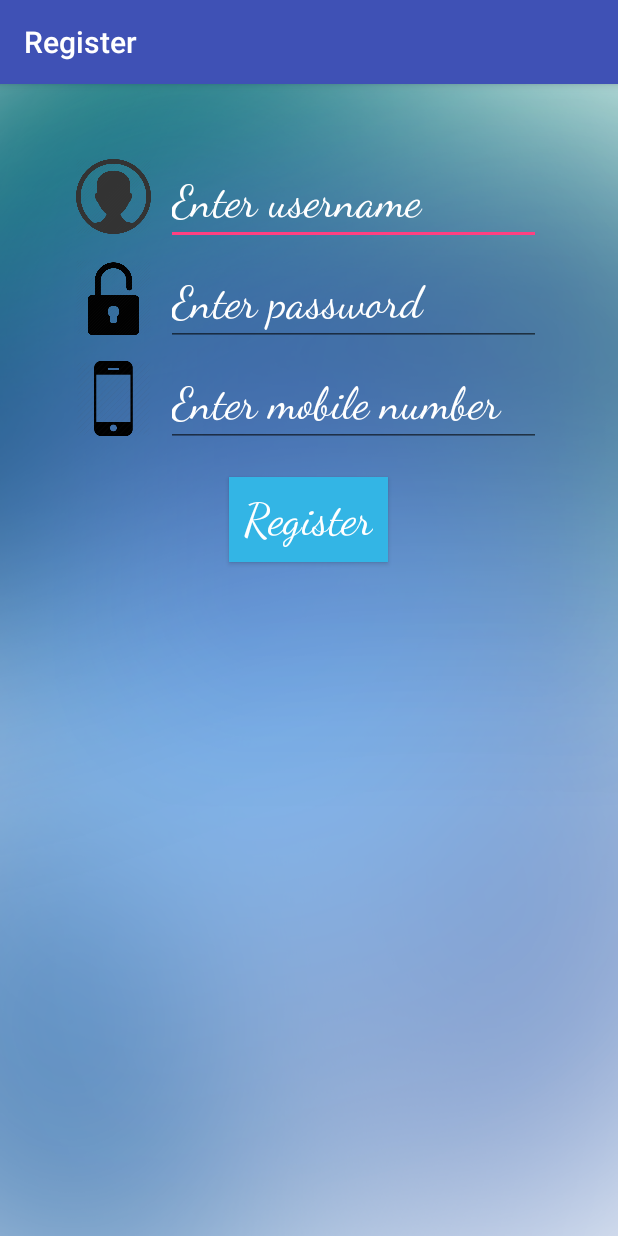
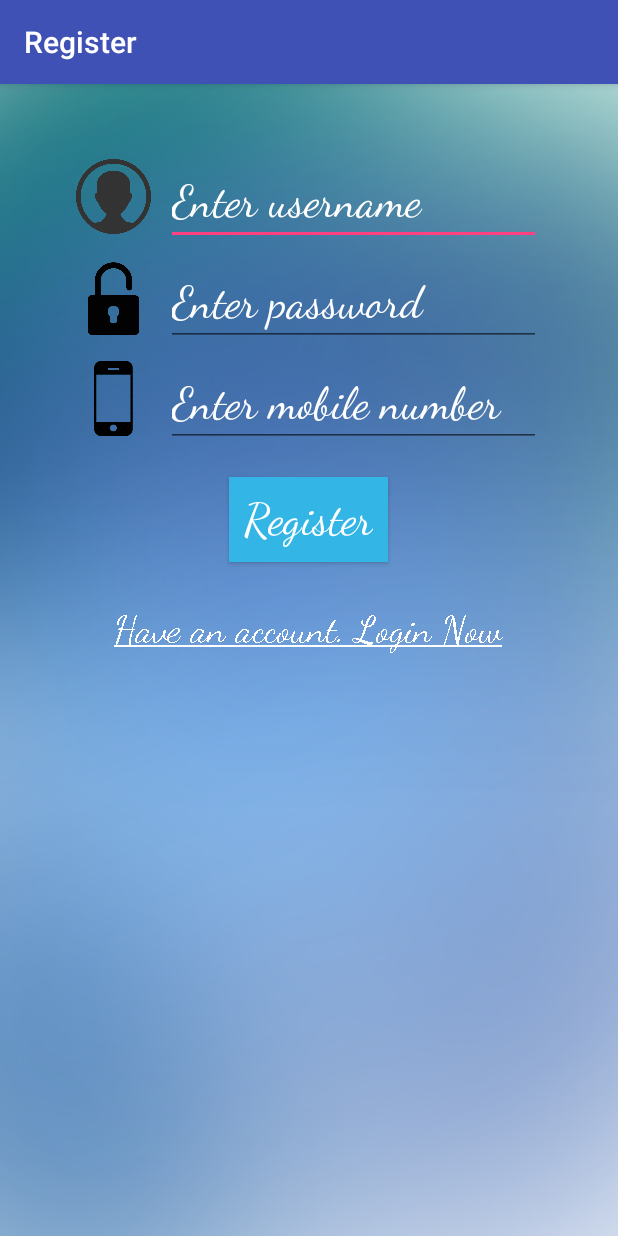
Before and after one commit to varshaLadha/seminarApp, an Android app: the Register screen opened directly, with no data from a screen before it, on a phone screen of 412 x 824 dp. Run offline under Robolectric (Android 15) with nearby library versions, the phone set to English and light mode, and no system bars; our stand-ins replace Volley; 1 statement that could not run was skipped.

Commit message:
10/06/2018 Login/Registration link added and notification icon changed

```diff
--- a/SeminarApplication/app/src/main/java/com/example/ouhvs/seminarapplication/Activities/Register.java
+++ b/SeminarApplication/app/src/main/java/com/example/ouhvs/seminarapplication/Activities/Register.java
@@ -4,6 +4,7 @@ import android.content.BroadcastReceiver;
 import android.content.Context;
 import android.content.Intent;
 import android.content.IntentFilter;
+import android.graphics.Paint;
 import android.net.ConnectivityManager;
 import android.net.NetworkInfo;
 import android.support.v4.content.LocalBroadcastManager;
@@ -14,6 +15,7 @@ import android.util.Log;
 import android.view.View;
 import android.widget.Button;
 import android.widget.EditText;
+import android.widget.TextView;
 import android.widget.Toast;
 
 import com.android.volley.AuthFailureError;
@@ -29,6 +31,7 @@ import com.example.ouhvs.seminarapplication.R;
 
 import org.json.JSONException;
 import org.json.JSONObject;
+import org.w3c.dom.Text;
 
 import java.util.HashMap;
 import java.util.Map;
@@ -44,6 +47,7 @@ public class Register extends AppCompatActivity {
     Button register;
     private BroadcastReceiver mRegistrationBroadcastReceiver;
     ActionBar ab;
+    TextView tvLogin;
 
     @Override
     protected void onCreate(Bundle savedInstanceState) {
@@ -54,6 +58,19 @@ public class Register extends AppCompatActivity {
         passwd=(EditText)findViewById(R.id.password);
         mno=(EditText)findViewById(R.id.mobileno);
         register=(Button)findViewById(R.id.register);
+        tvLogin=(TextView)findViewById(R.id.tvLogin);
+
+        tvLogin.setPaintFlags(Paint.UNDERLINE_TEXT_FLAG);
+
+        tvLogin.setOnClickListener(new View.OnClickListener() {
+            @Override
+            public void onClick(View view) {
+                Intent intent=new Intent(Register.this,Login.class);
+                startActivity(intent);
+                finish();
+            }
+        });
+
         ab=getSupportActionBar();
         ab.setTitle("Register");
 
--- a/SeminarApplication/app/src/main/java/com/example/ouhvs/seminarapplication/FCM/MyFirebaseMessagingService.java
+++ b/SeminarApplication/app/src/main/java/com/example/ouhvs/seminarapplication/FCM/MyFirebaseMessagingService.java
@@ -242,7 +242,7 @@ public class MyFirebaseMessagingService extends FirebaseMessagingService {
                                 .setSmallIcon(R.drawable.logo)
                                 .setStyle(inboxStyle)
                                 .setWhen(getTimeMilliSec(jobj.getString("timestamp")))
-                                .setContentTitle("Seminar Application")
+                                .setContentTitle("Share Image")
                                 .setContentText(jobj.getString("title"))
                                 .setLargeIcon(BitmapFactory.decodeResource(getApplicationContext().getResources(), icon))
                                 .setContentIntent(resultPendingIntent)
@@ -292,7 +292,7 @@ public class MyFirebaseMessagingService extends FirebaseMessagingService {
                                 .setSmallIcon(R.drawable.logo)
                                 .setStyle(inboxStyle)
                                 .setWhen(getTimeMilliSec(data.getString("timestamp")))
-                                .setContentTitle("Seminar Application")
+                                .setContentTitle("Share Image")
                                 .setContentText(data.getString("title"))
                                 .setLargeIcon(BitmapFactory.decodeResource(getApplicationContext().getResources(), icon))
                                 .setContentIntent(resultPendingIntent)
--- a/SeminarApplication/app/src/main/res/layout/activity_home.xml
+++ b/SeminarApplication/app/src/main/res/layout/activity_home.xml
@@ -20,12 +20,13 @@
         android:layout_marginTop="20dp"
         android:fontFamily="cursive"
         android:textColor="@android:color/white"
-        android:textSize="30sp"/>
+        android:textSize="35sp"/>
 
     <ImageView
         android:id="@+id/ivReceivedImage"
         android:layout_width="match_parent"
         android:layout_height="300dp"
+        android:layout_marginTop="20dp"
         android:layout_marginLeft="20dp"
         android:layout_marginRight="20dp"
         android:layout_below="@+id/tv_greeting"
@@ -39,7 +40,7 @@
         android:layout_centerHorizontal="true"
         android:layout_below="@id/ivReceivedImage"
         android:layout_marginTop="20dp"
-        android:textSize="25sp"
+        android:textSize="30sp"
         android:fontFamily="cursive"
         android:layout_marginLeft="10dp"
         android:layout_marginRight="10dp"
--- a/SeminarApplication/app/src/main/res/layout/activity_image_compress.xml
+++ b/SeminarApplication/app/src/main/res/layout/activity_image_compress.xml
@@ -20,7 +20,7 @@
         android:layout_marginTop="20dp"
         android:onClick="selectImage"
         android:fontFamily="cursive"
-        android:textSize="20dp"
+        android:textSize="25dp"
         android:background="@drawable/button_border"
         android:textColor="@android:color/white"
         android:paddingRight="10dp"
@@ -37,7 +37,7 @@
         android:layout_marginTop="10dp"
         android:onClick="selectImage"
         android:fontFamily="cursive"
-        android:textSize="20dp"
+        android:textSize="25dp"
         android:background="@drawable/button_border"
         android:textColor="@android:color/white"
         android:paddingRight="10dp"
@@ -78,7 +78,7 @@
         android:textAllCaps="false"
         android:text="Upload file"
         android:fontFamily="cursive"
-        android:textSize="20dp"
+        android:textSize="25dp"
         android:background="@drawable/button_border"
         android:paddingRight="10dp"
         android:paddingLeft="10dp"
--- a/SeminarApplication/app/src/main/res/layout/activity_register.xml
+++ b/SeminarApplication/app/src/main/res/layout/activity_register.xml
@@ -24,7 +24,6 @@
             android:id="@+id/userName"
             android:layout_width="250dp"
             android:layout_height="wrap_content"
-            android:inputType="textCapCharacters"
             android:textColor="@android:color/white"
             android:textColorHint="@android:color/white"
             android:layout_marginLeft="10dp"
@@ -105,4 +104,16 @@
         android:layout_centerHorizontal="true"
         android:text="Register"/>
 
+    <TextView
+        android:id="@+id/tvLogin"
+        android:layout_width="wrap_content"
+        android:layout_height="wrap_content"
+        android:layout_below="@+id/register"
+        android:layout_centerHorizontal="true"
+        android:textColor="@android:color/white"
+        android:layout_marginTop="30dp"
+        android:textSize="25dp"
+        android:text="Have an account. Login Now"
+        android:fontFamily="cursive"/>
+
 </RelativeLayout>
```
Also changed, not shown: SeminarApplication/app/src/main/java/com/example/ouhvs/seminarapplication/Activities/Login.java (+16 -0 lines), SeminarApplication/app/src/main/java/com/example/ouhvs/seminarapplication/FCM/NotificationUtils.java (+5 -5 lines), SeminarApplication/app/src/main/res/layout/activity_login.xml (+11 -0 lines).
